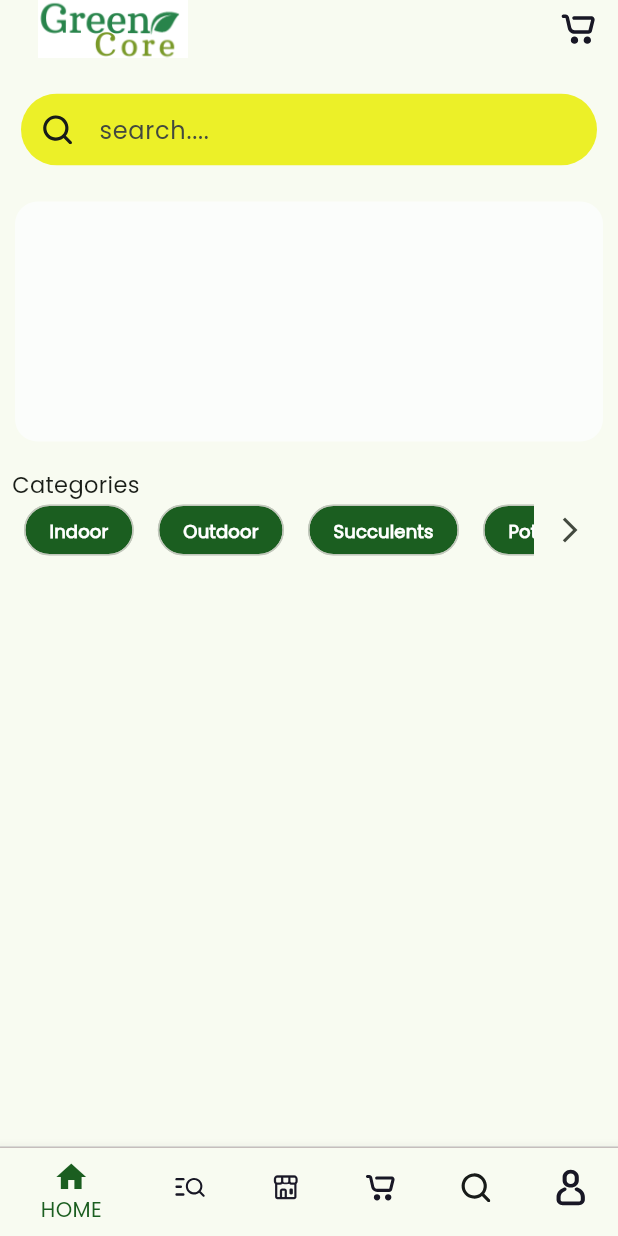
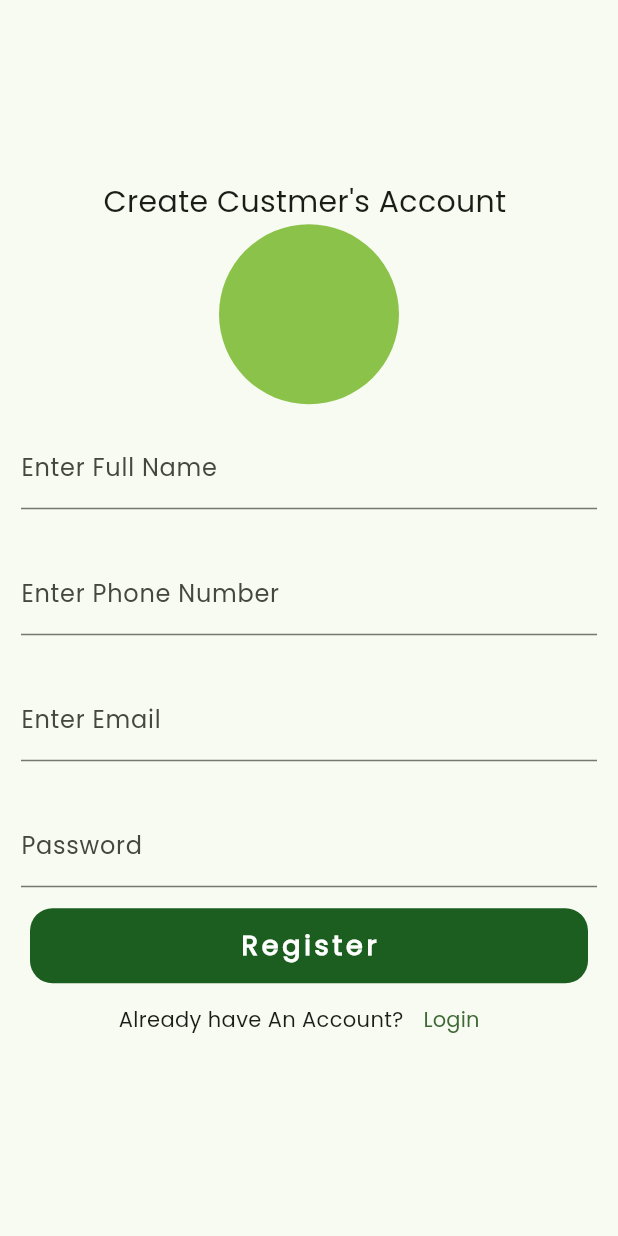
Before and after one commit to Alfard09/GreenCore1, a Flutter app: the screen it shows after launch, on a phone screen of 412 x 824 dp. Run offline on Flutter 3.47's test engine with Material 2 defaults, Android fonts, the phone set to English and light mode, and no system bars; our stand-ins replace cloud_firestore, firebase_core, flutter_svg; accounts and stored records are empty.

Commit message:
login register UI added

```diff
--- a/lib/main.dart
+++ b/lib/main.dart
@@ -1,6 +1,7 @@
 import 'package:firebase_core/firebase_core.dart';
 import 'package:flutter/material.dart';
 import 'package:flutter/services.dart';
+import 'package:greencore_1/views/buyers/auth/register_screen.dart';
 import 'package:greencore_1/views/buyers/main_screen.dart';
 
 void main() async {
@@ -26,7 +27,7 @@ class MyApp extends StatelessWidget {
               ColorScheme.fromSeed(seedColor: Color.fromARGB(255, 6, 153, 19)),
           useMaterial3: true,
           fontFamily: 'Pop-Regular'),
-      home: const MainScreen(),
+      home: RegisterScreen(),
     );
   }
 }
--- /dev/null
+++ b/lib/views/buyers/auth/register_screen.dart
@@ -0,0 +1,92 @@
+import 'package:flutter/material.dart';
+import 'package:greencore_1/views/buyers/auth/login_screen.dart';
+
+class RegisterScreen extends StatelessWidget {
+  const RegisterScreen({super.key});
+
+  @override
+  Widget build(BuildContext context) {
+    return Scaffold(
+      body: Center(
+        child: Column(
+          mainAxisAlignment: MainAxisAlignment.center,
+          children: [
+            Text(
+              "Create Custmer's Account ",
+              style: TextStyle(fontSize: 20),
+            ),
+            CircleAvatar(
+              radius: 60,
+              backgroundColor: Colors.lightGreen,
+            ),
+            Padding(
+              padding: const EdgeInsets.all(14.0),
+              child: TextFormField(
+                decoration: InputDecoration(
+                  labelText: 'Enter Full Name',
+                ),
+              ),
+            ),
+            Padding(
+              padding: const EdgeInsets.all(14.0),
+              child: TextFormField(
+                decoration: InputDecoration(
+                  labelText: 'Enter Phone Number',
+                ),
+              ),
+            ),
+            Padding(
+              padding: const EdgeInsets.all(14.0),
+              child: TextFormField(
+                decoration: InputDecoration(
+                  labelText: 'Enter Email',
+                ),
+              ),
+            ),
+            Padding(
+              padding: const EdgeInsets.all(14.0),
+              child: TextFormField(
+                decoration: InputDecoration(
+                  labelText: 'Password',
+                ),
+              ),
+            ),
+            Container(
+              width: MediaQuery.of(context).size.width - 40,
+              height: 50,
+              decoration: BoxDecoration(
+                color: Colors.green[900],
+                borderRadius: BorderRadius.circular(15),
+              ),
+              child: Center(
+                  child: Text(
+                'Register',
+                style: TextStyle(
+                  color: Colors.white,
+                  fontSize: 18,
+                  fontWeight: FontWeight.bold,
+                  letterSpacing: 2.5,
+                ),
+              )),
+            ),
+            Row(
+              mainAxisAlignment: MainAxisAlignment.center,
+              children: [
+                Text('Already have An Account?'),
+                TextButton(
+                  onPressed: () {
+                    Navigator.push(context,
+                        MaterialPageRoute(builder: (context) {
+                      return LoginScreen();
+                    }));
+                  },
+                  child: Text('Login'),
+                ),
+              ],
+            )
+          ],
+        ),
+      ),
+    );
+  }
+}
--- a/lib/views/buyers/nav_screens/widgets/category_text.dart
+++ b/lib/views/buyers/nav_screens/widgets/category_text.dart
@@ -45,7 +45,7 @@ class CategoryText extends StatelessWidget {
                           onPressed: () {},
                           shape: RoundedRectangleBorder(
                               borderRadius: BorderRadius.circular(20)),
-                          backgroundColor: Colors.green[900],
+                          backgroundColor: Colors.green.shade800,
                           label: Text(
                             _categorylabel[index],
                             style: TextStyle(
```
Also changed, not shown: lib/views/buyers/auth/login_screen.dart (added, +73 -0 lines).
